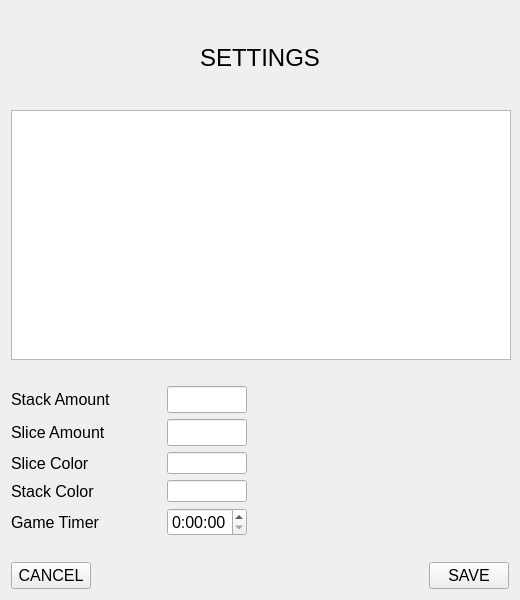
First picture: the form in settingswindow.ui, repository radinals/HanoiTower, before the edit.
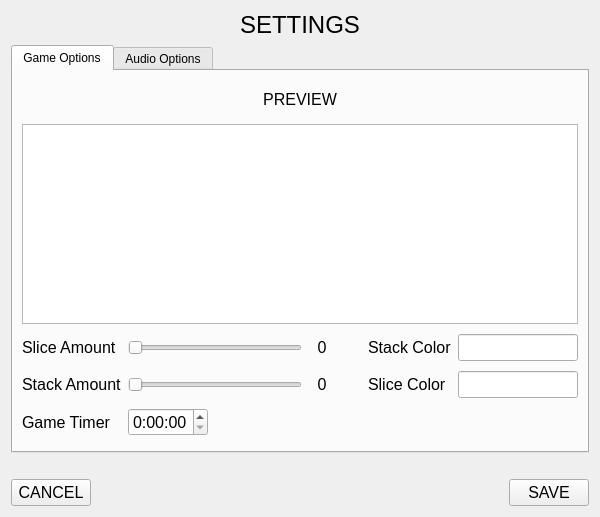
Second picture: the form after the edit. The open tabs and pages were chosen to show the change.

Commit message: worked on ui, added new settings, and simplify some logic

Patch:
```diff
--- a/settingswindow.ui
+++ b/settingswindow.ui
@@ -6,12 +6,12 @@
    <rect>
     <x>0</x>
     <y>0</y>
-    <width>520</width>
-    <height>600</height>
+    <width>600</width>
+    <height>517</height>
    </rect>
   </property>
   <property name="sizePolicy">
-   <sizepolicy hsizetype="Fixed" vsizetype="Fixed">
+   <sizepolicy hsizetype="Fixed" vsizetype="Preferred">
     <horstretch>0</horstretch>
     <verstretch>0</verstretch>
    </sizepolicy>
@@ -19,7 +19,7 @@
   <property name="minimumSize">
    <size>
     <width>520</width>
-    <height>600</height>
+    <height>0</height>
    </size>
   </property>
   <property name="maximumSize">
@@ -48,31 +48,17 @@
     </widget>
    </item>
    <item>
-    <widget class="QGraphicsView" name="PreviewOut">
-     <property name="sizePolicy">
-      <sizepolicy hsizetype="Fixed" vsizetype="Fixed">
-       <horstretch>0</horstretch>
-       <verstretch>0</verstretch>
-      </sizepolicy>
+    <widget class="QTabWidget" name="tabWidget">
+     <property name="currentIndex">
+      <number>1</number>
      </property>
-     <property name="minimumSize">
-      <size>
-       <width>500</width>
-       <height>250</height>
-      </size>
-     </property>
-     <property name="horizontalScrollBarPolicy">
-      <enum>Qt::ScrollBarAsNeeded</enum>
-     </property>
-     <property name="sizeAdjustPolicy">
-      <enum>QAbstractScrollArea::AdjustToContents</enum>
-     </property>
-    </widget>
-   </item>
-   <item>
+     <widget class="QWidget" name="GameOptions">
+      <attribute name="title">
+       <string>Game Options</string>
+      </attribute>
     <layout class="QGridLayout" name="gridLayout">
-     <item row="2" column="0">
-      <widget class="QLabel" name="GameStackAmountLabel">
+       <item row="5" column="0">
+        <widget class="QLabel" name="GameTimerLabel">
        <property name="maximumSize">
         <size>
          <width>150</width>
@@ -85,41 +71,70 @@
         </font>
        </property>
        <property name="text">
-        <string>Stack Amount</string>
+          <string>Game Timer </string>
+         </property>
+        </widget>
+       </item>
+       <item row="4" column="1">
+        <widget class="QSlider" name="GameStackAmountSlider">
+         <property name="minimumSize">
+          <size>
+           <width>0</width>
+           <height>0</height>
+          </size>
+         </property>
+         <property name="maximumSize">
+          <size>
+           <width>16777215</width>
+           <height>16777215</height>
+          </size>
+         </property>
+         <property name="minimum">
+          <number>1</number>
+         </property>
+         <property name="maximum">
+          <number>10</number>
+         </property>
+         <property name="pageStep">
+          <number>2</number>
+         </property>
+         <property name="value">
+          <number>1</number>
+         </property>
+         <property name="orientation">
+          <enum>Qt::Horizontal</enum>
        </property>
       </widget>
      </item>
      <item row="3" column="1">
-      <widget class="QLineEdit" name="GameSliceAmountInput">
-       <property name="sizePolicy">
-        <sizepolicy hsizetype="Fixed" vsizetype="Fixed">
-         <horstretch>0</horstretch>
-         <verstretch>0</verstretch>
-        </sizepolicy>
-       </property>
+        <widget class="QSlider" name="GameSliceAmountSlider">
        <property name="minimumSize">
         <size>
-         <width>75</width>
+           <width>0</width>
          <height>0</height>
         </size>
        </property>
        <property name="maximumSize">
         <size>
-         <width>80</width>
+           <width>16777215</width>
          <height>16777215</height>
         </size>
        </property>
-       <property name="font">
-        <font>
-         <pointsize>12</pointsize>
-        </font>
-       </property>
-       <property name="text">
-        <string/>
+         <property name="minimum">
+          <number>1</number>
+         </property>
+         <property name="maximum">
+          <number>10</number>
+         </property>
+         <property name="pageStep">
+          <number>2</number>
+         </property>
+         <property name="orientation">
+          <enum>Qt::Horizontal</enum>
        </property>
       </widget>
      </item>
-     <item row="6" column="1">
+       <item row="5" column="1">
       <widget class="QTimeEdit" name="GameTimerInput">
        <property name="sizePolicy">
         <sizepolicy hsizetype="Fixed" vsizetype="Fixed">
@@ -149,8 +164,8 @@
        </property>
       </widget>
      </item>
-     <item row="5" column="0">
-      <widget class="QLabel" name="ThemeStackColorSettingsLabel">
+       <item row="4" column="0">
+        <widget class="QLabel" name="GameStackAmountLabel">
        <property name="maximumSize">
         <size>
          <width>150</width>
@@ -163,7 +178,28 @@
         </font>
        </property>
        <property name="text">
-        <string>Stack Color</string>
+          <string>Stack Amount</string>
+         </property>
+        </widget>
+       </item>
+       <item row="4" column="2">
+        <widget class="QLabel" name="GameStackAmountOut">
+         <property name="minimumSize">
+          <size>
+           <width>28</width>
+           <height>0</height>
+          </size>
+         </property>
+         <property name="font">
+          <font>
+           <pointsize>12</pointsize>
+          </font>
+         </property>
+         <property name="text">
+          <string>0</string>
+         </property>
+         <property name="alignment">
+          <set>Qt::AlignCenter</set>
        </property>
       </widget>
      </item>
@@ -185,25 +221,7 @@
        </property>
       </widget>
      </item>
-     <item row="6" column="0">
-      <widget class="QLabel" name="GameTimerLabel">
-       <property name="maximumSize">
-        <size>
-         <width>150</width>
-         <height>16777215</height>
-        </size>
-       </property>
-       <property name="font">
-        <font>
-         <pointsize>12</pointsize>
-        </font>
-       </property>
-       <property name="text">
-        <string>Game Timer </string>
-       </property>
-      </widget>
-     </item>
-     <item row="4" column="1">
+       <item row="3" column="5">
       <widget class="QLineEdit" name="ThemeSliceColorSettingsInput">
        <property name="sizePolicy">
         <sizepolicy hsizetype="Fixed" vsizetype="Fixed">
@@ -213,13 +231,18 @@
        </property>
        <property name="maximumSize">
         <size>
-         <width>80</width>
+           <width>120</width>
          <height>16777215</height>
         </size>
        </property>
-      </widget>
-     </item>
-     <item row="4" column="0">
+         <property name="font">
+          <font>
+           <pointsize>12</pointsize>
+          </font>
+         </property>
+        </widget>
+       </item>
+       <item row="4" column="4">
       <widget class="QLabel" name="ThemeSliceColorSettingsLabel">
        <property name="maximumSize">
         <size>
@@ -237,63 +260,221 @@
        </property>
       </widget>
      </item>
-     <item row="2" column="1">
-      <widget class="QLineEdit" name="GameStackAmountInput">
-       <property name="sizePolicy">
-        <sizepolicy hsizetype="Fixed" vsizetype="Fixed">
-         <horstretch>0</horstretch>
-         <verstretch>0</verstretch>
-        </sizepolicy>
-       </property>
+       <item row="3" column="2">
+        <widget class="QLabel" name="GameSliceAmountOut">
        <property name="minimumSize">
         <size>
-         <width>75</width>
+           <width>28</width>
          <height>0</height>
         </size>
        </property>
-       <property name="maximumSize">
-        <size>
-         <width>80</width>
-         <height>16777215</height>
-        </size>
-       </property>
        <property name="font">
         <font>
          <pointsize>12</pointsize>
         </font>
        </property>
-      </widget>
-     </item>
-     <item row="5" column="1">
-      <widget class="QLineEdit" name="ThemeStackColorSettingsInput">
-       <property name="sizePolicy">
-        <sizepolicy hsizetype="Fixed" vsizetype="Fixed">
-         <horstretch>0</horstretch>
-         <verstretch>0</verstretch>
-        </sizepolicy>
-       </property>
-       <property name="maximumSize">
-        <size>
-         <width>80</width>
-         <height>16777215</height>
-        </size>
+         <property name="text">
+          <string>0</string>
+         </property>
+         <property name="alignment">
+          <set>Qt::AlignCenter</set>
        </property>
       </widget>
      </item>
-     <item row="1" column="0" colspan="3">
-      <spacer name="horizontalSpacer_3">
+       <item row="3" column="3" rowspan="3">
+        <spacer name="verticalSpacer">
        <property name="orientation">
-        <enum>Qt::Horizontal</enum>
+          <enum>Qt::Vertical</enum>
        </property>
        <property name="sizeHint" stdset="0">
         <size>
-         <width>40</width>
-         <height>20</height>
+           <width>20</width>
+           <height>40</height>
         </size>
        </property>
       </spacer>
      </item>
-    </layout>
+       <item row="2" column="0" colspan="6">
+        <widget class="QGraphicsView" name="PreviewOut">
+         <property name="sizePolicy">
+          <sizepolicy hsizetype="Expanding" vsizetype="Fixed">
+           <horstretch>0</horstretch>
+           <verstretch>0</verstretch>
+          </sizepolicy>
+         </property>
+         <property name="minimumSize">
+          <size>
+           <width>500</width>
+           <height>200</height>
+          </size>
+         </property>
+         <property name="horizontalScrollBarPolicy">
+          <enum>Qt::ScrollBarAsNeeded</enum>
+         </property>
+         <property name="sizeAdjustPolicy">
+          <enum>QAbstractScrollArea::AdjustToContents</enum>
+         </property>
+        </widget>
+       </item>
+       <item row="4" column="5">
+        <widget class="QLineEdit" name="ThemeStackColorSettingsInput">
+         <property name="sizePolicy">
+          <sizepolicy hsizetype="Fixed" vsizetype="Fixed">
+           <horstretch>0</horstretch>
+           <verstretch>0</verstretch>
+          </sizepolicy>
+         </property>
+         <property name="maximumSize">
+          <size>
+           <width>120</width>
+           <height>16777215</height>
+          </size>
+         </property>
+         <property name="font">
+          <font>
+           <pointsize>12</pointsize>
+          </font>
+         </property>
+        </widget>
+       </item>
+       <item row="0" column="0" colspan="6">
+        <widget class="QLabel" name="GamePreviewLabel">
+         <property name="minimumSize">
+          <size>
+           <width>0</width>
+           <height>30</height>
+          </size>
+         </property>
+         <property name="maximumSize">
+          <size>
+           <width>16777215</width>
+           <height>30</height>
+          </size>
+         </property>
+         <property name="font">
+          <font>
+           <pointsize>12</pointsize>
+          </font>
+         </property>
+         <property name="text">
+          <string>PREVIEW</string>
+         </property>
+         <property name="alignment">
+          <set>Qt::AlignCenter</set>
+         </property>
+        </widget>
+       </item>
+       <item row="3" column="4">
+        <widget class="QLabel" name="ThemeStackColorSettingsLabel">
+         <property name="maximumSize">
+          <size>
+           <width>150</width>
+           <height>16777215</height>
+          </size>
+         </property>
+         <property name="font">
+          <font>
+           <pointsize>12</pointsize>
+          </font>
+         </property>
+         <property name="text">
+          <string>Stack Color</string>
+         </property>
+        </widget>
+       </item>
+      </layout>
+     </widget>
+     <widget class="QWidget" name="AudioOptions">
+      <attribute name="title">
+       <string>Audio Options</string>
+      </attribute>
+      <layout class="QGridLayout" name="gridLayout_2">
+       <item row="0" column="1">
+        <widget class="QSlider" name="AudioSFXVolSlider">
+         <property name="maximum">
+          <number>100</number>
+         </property>
+         <property name="orientation">
+          <enum>Qt::Horizontal</enum>
+         </property>
+        </widget>
+       </item>
+       <item row="0" column="0">
+        <widget class="QLabel" name="AudioSFXVolLabel">
+         <property name="maximumSize">
+          <size>
+           <width>150</width>
+           <height>16777215</height>
+          </size>
+         </property>
+         <property name="font">
+          <font>
+           <pointsize>12</pointsize>
+          </font>
+         </property>
+         <property name="text">
+          <string>SFX Volume</string>
+         </property>
+        </widget>
+       </item>
+       <item row="2" column="0">
+        <widget class="QLabel" name="AudioMusicVolLabel">
+         <property name="maximumSize">
+          <size>
+           <width>150</width>
+           <height>16777215</height>
+          </size>
+         </property>
+         <property name="font">
+          <font>
+           <pointsize>12</pointsize>
+          </font>
+         </property>
+         <property name="text">
+          <string>Music Volume</string>
+         </property>
+        </widget>
+       </item>
+       <item row="2" column="1">
+        <widget class="QSlider" name="AudioMusicVolSlider">
+         <property name="maximum">
+          <number>100</number>
+         </property>
+         <property name="orientation">
+          <enum>Qt::Horizontal</enum>
+         </property>
+        </widget>
+       </item>
+       <item row="0" column="2">
+        <widget class="QLabel" name="AudioSFXVolOut">
+         <property name="font">
+          <font>
+           <pointsize>12</pointsize>
+          </font>
+         </property>
+         <property name="text">
+          <string>0%</string>
+         </property>
+        </widget>
+       </item>
+       <item row="2" column="2">
+        <widget class="QLabel" name="AudioMusicVolOut">
+         <property name="font">
+          <font>
+           <pointsize>12</pointsize>
+          </font>
+         </property>
+         <property name="text">
+          <string>0%</string>
+         </property>
+         <property name="alignment">
+          <set>Qt::AlignCenter</set>
+         </property>
+        </widget>
+       </item>
+      </layout>
+     </widget>
+    </widget>
    </item>
    <item>
     <spacer name="horizontalSpacer_2">
```
Lines whose indentation alone changed are shown as unchanged. The commit also changes 5 other files.
